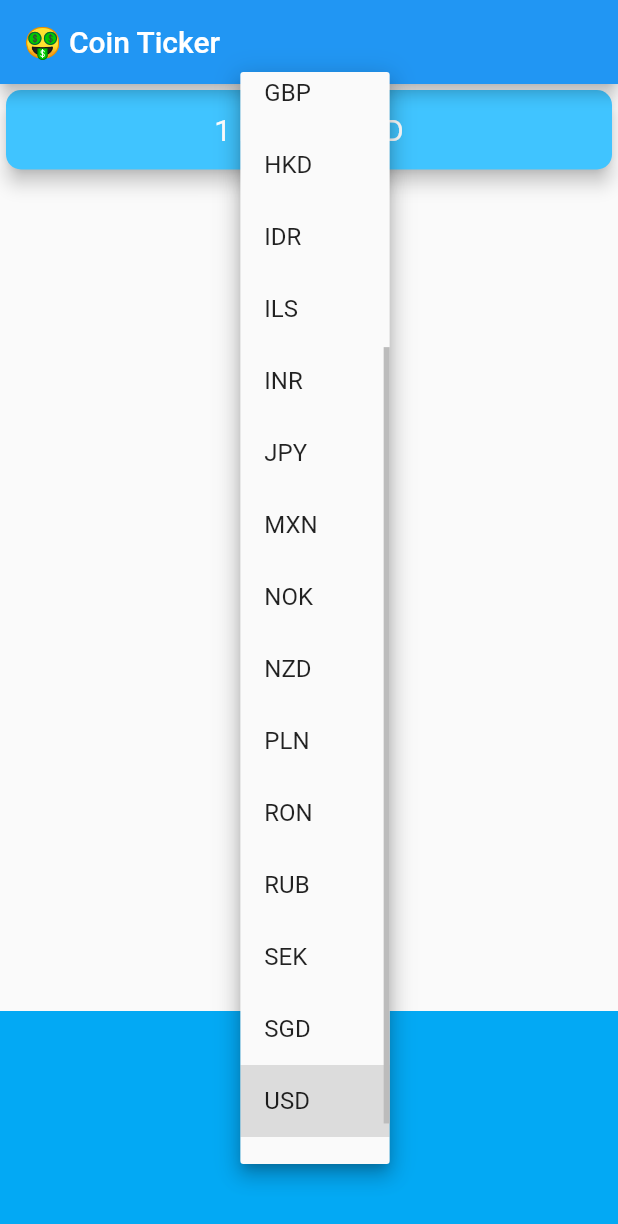
After one commit to bakujinDev/flutter_practice, a Flutter app: the screen it shows after launch, after a tap on "USD", on a phone screen of 412 x 824 dp. The commit adds this screen. Shown: the top 1224 px of the screen. Run offline on Flutter 3.47's test engine with Material 2 defaults, Android fonts, the phone set to English and light mode, and no system bars; our stand-ins replace audioplayers, flutter_spinkit, font_awesome_flutter, geolocator.

Commit message:
create coin / dropdown item

```diff
--- /dev/null
+++ b/lib/features/coin/coin_data.dart
@@ -0,0 +1,31 @@
+const List<String> currenciesList = [
+  'AUD',
+  'BRL',
+  'CAD',
+  'CNY',
+  'EUR',
+  'GBP',
+  'HKD',
+  'IDR',
+  'ILS',
+  'INR',
+  'JPY',
+  'MXN',
+  'NOK',
+  'NZD',
+  'PLN',
+  'RON',
+  'RUB',
+  'SEK',
+  'SGD',
+  'USD',
+  'ZAR'
+];
+
+const List<String> cryptoList = [
+  'BTC',
+  'ETH',
+  'LTC',
+];
+
+class CoinData {}
--- /dev/null
+++ b/lib/features/coin/price_screen.dart
@@ -0,0 +1,81 @@
+import 'package:flutter/material.dart';
+import 'package:flutter_practice/features/coin/coin_data.dart';
+
+class PriceScreen extends StatefulWidget {
+  const PriceScreen({super.key});
+
+  @override
+  State<PriceScreen> createState() => _PriceScreenState();
+}
+
+class _PriceScreenState extends State<PriceScreen> {
+  String selectedCurrency = 'USD';
+
+  List<DropdownMenuItem> getDropdownItems() {
+    List<DropdownMenuItem<String>> dropdownItems = [];
+
+    for (String currency in currenciesList) {
+      DropdownMenuItem<String> newItem = DropdownMenuItem(
+        value: currency,
+        child: Text(currency),
+      );
+
+      dropdownItems.add(newItem);
+    }
+
+    return dropdownItems;
+  }
+
+  @override
+  Widget build(BuildContext context) {
+    return Scaffold(
+      appBar: AppBar(
+        title: const Text('🤑 Coin Ticker'),
+      ),
+      body: Column(
+        mainAxisAlignment: MainAxisAlignment.spaceBetween,
+        crossAxisAlignment: CrossAxisAlignment.stretch,
+        children: [
+          Card(
+            color: Colors.lightBlueAccent,
+            elevation: 5,
+            shape: RoundedRectangleBorder(
+              borderRadius: BorderRadius.circular(10),
+            ),
+            child: const Padding(
+              padding: EdgeInsets.symmetric(
+                vertical: 15,
+                horizontal: 28,
+              ),
+              child: Text(
+                '1 BTC = ? USD',
+                textAlign: TextAlign.center,
+                style: TextStyle(
+                  fontSize: 20,
+                  color: Colors.white,
+                ),
+              ),
+            ),
+          ),
+          Container(
+            height: 150,
+            alignment: Alignment.center,
+            padding: const EdgeInsets.only(
+              bottom: 30,
+            ),
+            color: Colors.lightBlue,
+            child: DropdownButton(
+              value: selectedCurrency,
+              items: getDropdownItems(),
+              onChanged: (value) {
+                if (value == null) return;
+                selectedCurrency = value;
+                setState(() {});
+              },
+            ),
+          )
+        ],
+      ),
+    );
+  }
+}
--- a/lib/main.dart
+++ b/lib/main.dart
@@ -1,5 +1,5 @@
 import 'package:flutter/material.dart';
-import 'package:flutter_practice/features/weather/weather_loading_screen.dart';
+import 'package:flutter_practice/features/coin/price_screen.dart';
 
 void main() {
   runApp(const MyApp());
@@ -12,14 +12,14 @@
   Widget build(BuildContext context) {
     return MaterialApp(
       title: 'Flutter Demo',
-      theme: ThemeData.dark().copyWith(
-        primaryColor: const Color(0xff0a0e21),
-        scaffoldBackgroundColor: const Color(0xff0a0e21),
-        appBarTheme: AppBarTheme.of(context).copyWith(
-          backgroundColor: const Color(0xff0a0e21),
-        ),
-      ),
-      home: const WeatherLoadingScreen(),
+      // theme: ThemeData.dark().copyWith(
+      //   primaryColor: const Color(0xff0a0e21),
+      //   scaffoldBackgroundColor: const Color(0xff0a0e21),
+      //   appBarTheme: AppBarTheme.of(context).copyWith(
+      //     backgroundColor: const Color(0xff0a0e21),
+      //   ),
+      // ),
+      home: const PriceScreen(),
     );
   }
 }
```
